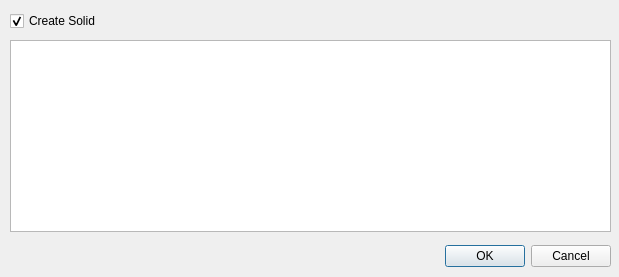
Above: ui/create-tee.ui from rkrenzler/ose-piping-library before the change. Below: the same form after it.
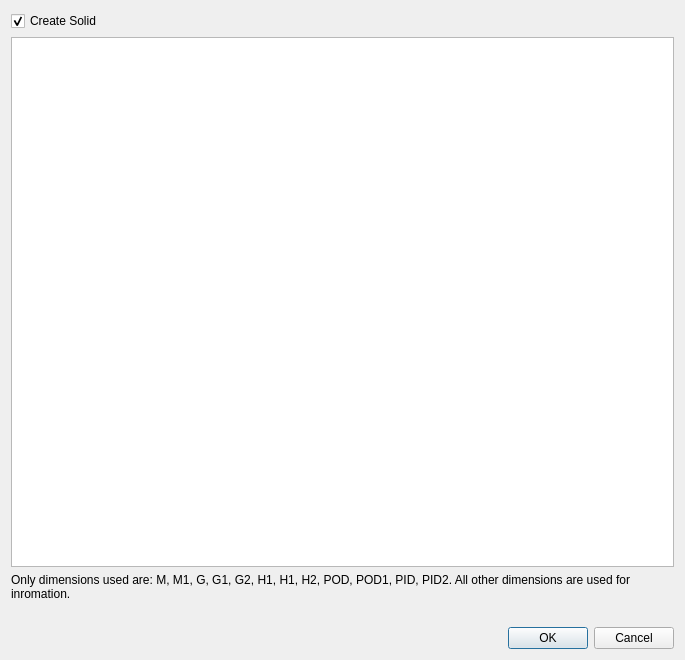
That is the form after the change. Icons and pictures are not drawn.

Commit message: rewrite gui of the tee macro

The edit to the form file:
```diff
--- a/ui/create-tee.ui
+++ b/ui/create-tee.ui
@@ -6,38 +6,37 @@
    <rect>
     <x>0</x>
     <y>0</y>
-    <width>619</width>
-    <height>277</height>
+    <width>685</width>
+    <height>660</height>
    </rect>
   </property>
   <property name="windowTitle">
    <string>Create Tee</string>
   </property>
-  <widget class="QDialogButtonBox" name="buttonBox">
-   <property name="geometry">
-    <rect>
-     <x>310</x>
-     <y>240</y>
-     <width>301</width>
-     <height>32</height>
-    </rect>
-   </property>
-   <property name="orientation">
-    <enum>Qt::Horizontal</enum>
-   </property>
-   <property name="standardButtons">
-    <set>QDialogButtonBox::Cancel|QDialogButtonBox::Ok</set>
-   </property>
-  </widget>
+  <property name="sizeGripEnabled">
+   <bool>false</bool>
+  </property>
+  <layout class="QVBoxLayout" name="verticalLayout_2">
+   <item>
+    <layout class="QVBoxLayout" name="verticalLayout">
+     <property name="sizeConstraint">
+      <enum>QLayout::SetMinAndMaxSize</enum>
+     </property>
+     <property name="leftMargin">
+      <number>0</number>
+     </property>
+     <item>
+      <widget class="QCheckBox" name="checkBoxCreateSolid">
+       <property name="text">
+        <string>Create Solid</string>
+       </property>
+       <property name="checked">
+        <bool>true</bool>
+       </property>
+      </widget>
+     </item>
+     <item>
   <widget class="QTableView" name="tableViewParts">
-   <property name="geometry">
-    <rect>
-     <x>10</x>
-     <y>40</y>
-     <width>601</width>
-     <height>192</height>
-    </rect>
-   </property>
    <property name="selectionMode">
     <enum>QAbstractItemView::SingleSelection</enum>
    </property>
@@ -45,22 +44,48 @@
     <enum>QAbstractItemView::SelectRows</enum>
    </property>
   </widget>
-  <widget class="QCheckBox" name="checkBoxCreateSolid">
-   <property name="geometry">
-    <rect>
-     <x>10</x>
-     <y>10</y>
-     <width>171</width>
-     <height>22</height>
-    </rect>
-   </property>
+     </item>
+     <item>
+      <widget class="QLabel" name="label_2">
    <property name="text">
-    <string>Create Solid</string>
-   </property>
-   <property name="checked">
+        <string>&lt;html&gt;&lt;head/&gt;&lt;body&gt;&lt;p&gt;Only dimensions used are: M, M1, G, G1, G2, H1, H1, H2, POD, POD1, PID, PID2. All other dimensions are used for inromation.&lt;/p&gt;&lt;/body&gt;&lt;/html&gt;</string>
+       </property>
+       <property name="textFormat">
+        <enum>Qt::AutoText</enum>
+       </property>
+       <property name="wordWrap">
     <bool>true</bool>
    </property>
   </widget>
+     </item>
+     <item>
+      <widget class="QLabel" name="label">
+       <property name="text">
+        <string/>
+       </property>
+       <property name="pixmap">
+        <pixmap>../macros/tee-dimensions.png</pixmap>
+       </property>
+       <property name="alignment">
+        <set>Qt::AlignCenter</set>
+       </property>
+      </widget>
+     </item>
+     <item>
+      <widget class="QDialogButtonBox" name="buttonBox">
+       <property name="orientation">
+        <enum>Qt::Horizontal</enum>
+       </property>
+       <property name="standardButtons">
+        <set>QDialogButtonBox::Cancel|QDialogButtonBox::Ok</set>
+       </property>
+      </widget>
+     </item>
+    </layout>
+   </item>
+  </layout>
+  <zorder>verticalLayoutWidget</zorder>
+  <zorder>label_2</zorder>
  </widget>
  <resources/>
  <connections>
```
Lines whose indentation alone changed are shown as unchanged. The commit also changes 3 other files.
